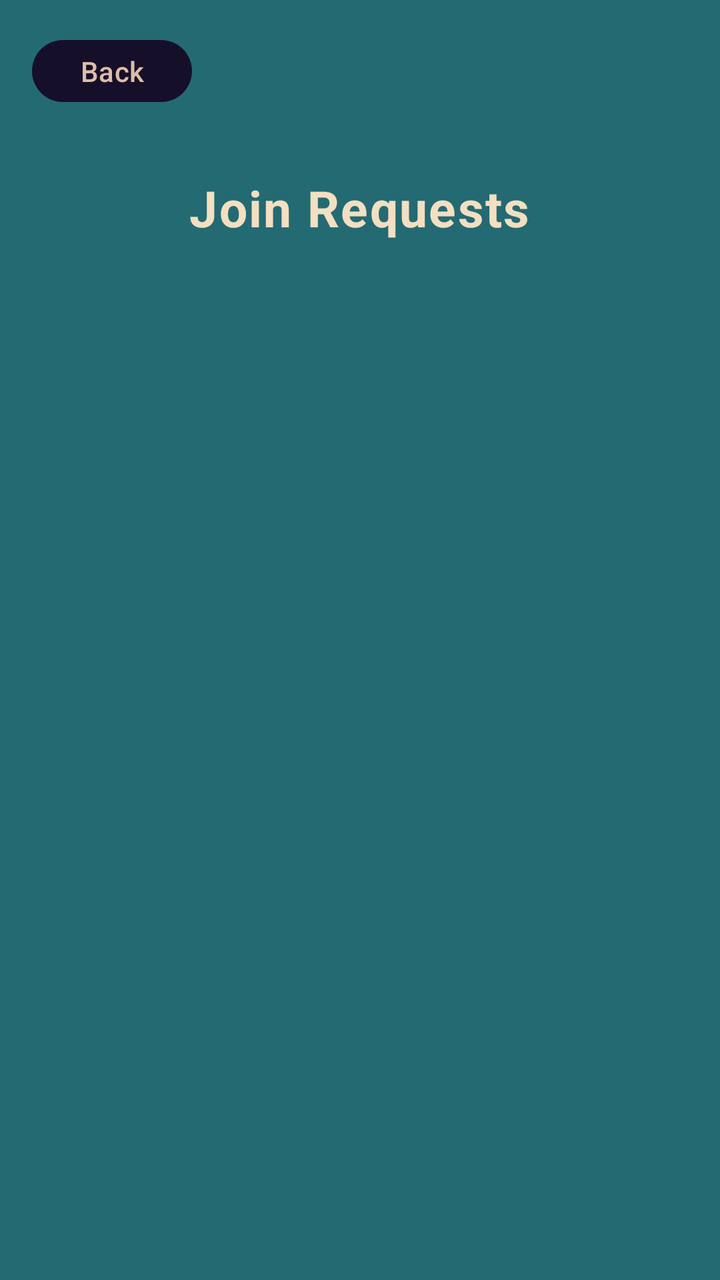
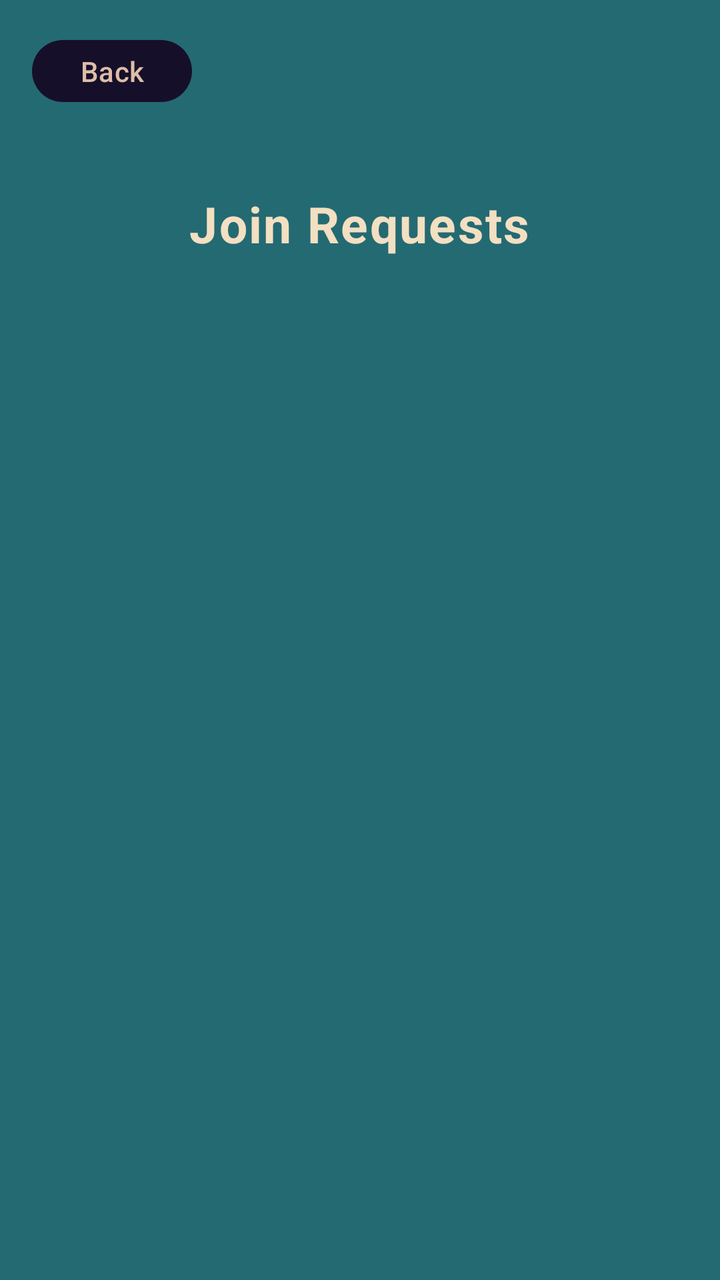

The first picture is an Android layout as it rendered before a commit; the second is the same layout after the commit. The layout source and the unified diff follow.
<!-- AndroidManifest.xml: application theme Theme.ReadersRally -->
<!-- res/layout/activity_join_requests.xml -->
<?xml version="1.0" encoding="utf-8"?>
<LinearLayout xmlns:android="http://schemas.android.com/apk/res/android"
    android:layout_width="match_parent"
    android:layout_height="match_parent"
    android:orientation="vertical"
    android:fitsSystemWindows="true"
    android:gravity="center_horizontal"
    android:padding="16dp">
    <Button
        android:id="@+id/backButton"
        android:layout_width="wrap_content"
        android:layout_height="wrap_content"
        android:layout_gravity="start"
        android:text="Back" />


    <TextView
        style="@style/HeaderTextStyle"
        android:layout_width="wrap_content"
        android:layout_height="wrap_content"
        android:layout_marginTop="16dp"
        android:text="Join Requests" />

    <androidx.recyclerview.widget.RecyclerView
        android:id="@+id/joinRequestsRecyclerView"
        android:layout_width="match_parent"
        android:layout_height="0dp"
        android:layout_weight="1"
        android:layout_marginTop="8dp" />
</LinearLayout>
<!-- resources referenced by this layout -->
<resources>
  <style name="HeaderTextStyle" parent="Widget.Material3.CheckedTextView">
          <item name="android:textSize"> 25sp </item>
          <item name="android:textStyle">bold</item>
          <item name="android:textColor">@color/beige</item>
          <item name="android:gravity">center</item>
          <item name="android:padding">16dp</item>
          <item name="layout_constraintTop_toTopOf">parent</item>
          <item name="layout_constraintStart_toStartOf">parent</item>
          <item name="layout_constraintEnd_toEndOf">parent</item>
  
      </style>
  <style name="Theme.ReadersRally" parent="Base.Theme.ReadersRally" />
  <color name="beige">#F3DFC1</color>
  <style name="Base.Theme.ReadersRally" parent="Theme.Material3.DayNight.NoActionBar">
          
          
          <item name="android:textColor">@color/beige</item> 
          <item name="android:windowBackground">@color/dark_teal</item> 
          <item name="colorSurface">@color/light_teal</item> 
          <item name="materialButtonStyle">@style/Widget.AppCompat.Button</item> 
  
      </style>
  <color name="dark_teal">#246A73</color>
  <color name="light_teal">#368F8B</color>
  <style name="Widget.AppCompat.Button" parent="Widget.Material3.Button">
          <item name="backgroundTint">@color/dark_violet</item>
          <item name="android:textColor">@color/dark_beige</item>
          <item name="android:gravity">center</item>
      </style>
  <color name="dark_violet">#160F29</color>
  <color name="dark_beige">#DDBEA8</color>
</resources>

<!-- the commit's change to res/layout/activity_join_requests.xml (unified diff, before → after) -->
@@ -18,7 +18,6 @@
         style="@style/HeaderTextStyle"
         android:layout_width="wrap_content"
         android:layout_height="wrap_content"
-        android:layout_marginTop="16dp"
         android:text="Join Requests" />
 
     <androidx.recyclerview.widget.RecyclerView
<!-- resource entries referenced after the edit -->
@@ -6,6 +6,7 @@
           <item name="android:textColor">@color/beige</item>
           <item name="android:gravity">center</item>
           <item name="android:padding">16dp</item>
+          <item name="android:layout_marginTop">24dp</item>
           <item name="layout_constraintTop_toTopOf">parent</item>
           <item name="layout_constraintStart_toStartOf">parent</item>
           <item name="layout_constraintEnd_toEndOf">parent</item>
